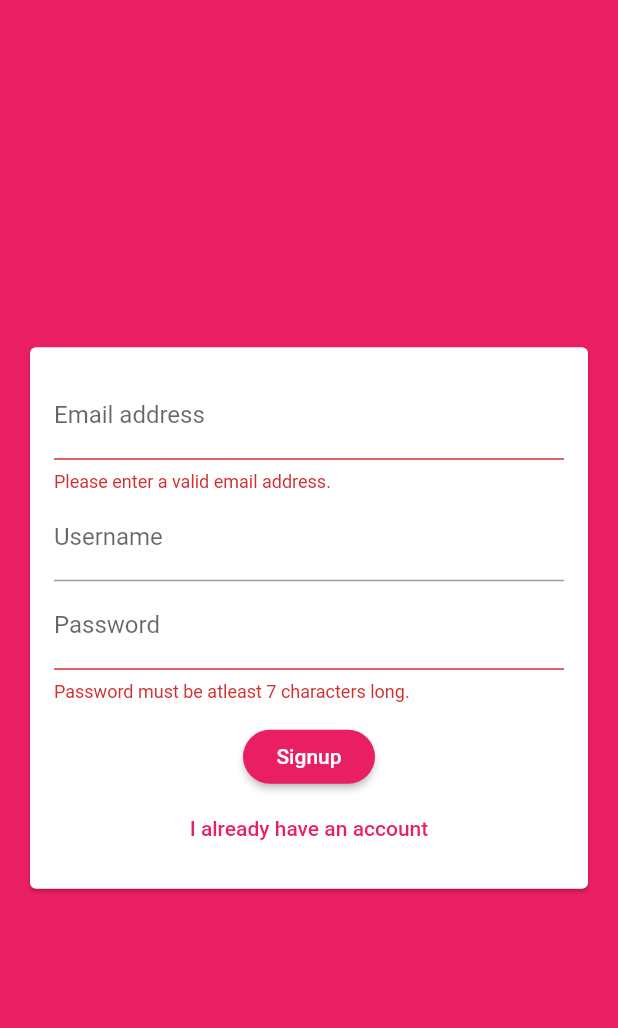
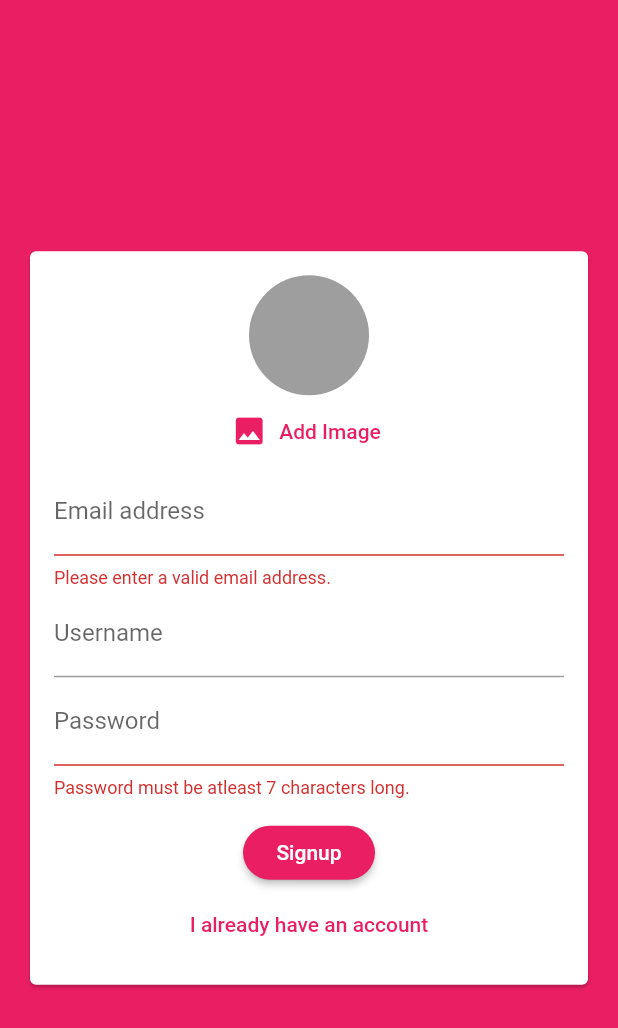
Before and after one commit to ayush987goyal/chat-app-fl, a Flutter app: the screen it shows after launch, after a tap on "Login", after a tap on "Create new account", on a phone screen of 412 x 824 dp. Shown: the top 1028 px of the screen. Run offline on Flutter 3.47's test engine with Material 2 defaults, Android fonts, the phone set to English and light mode, and no system bars; our stand-ins replace cloud_firestore, firebase_auth, image_picker; accounts and stored records are empty.

Commit message:
Add user image picker

```diff
--- a/lib/widgets/auth/auth_form.dart
+++ b/lib/widgets/auth/auth_form.dart
@@ -1,4 +1,5 @@
 import 'package:flutter/material.dart';
+import 'package:chat_app/widgets/pickers/user_image_picker.dart';
 
 class AuthForm extends StatefulWidget {
   AuthForm(
@@ -55,6 +56,7 @@ class _AuthFormState extends State<AuthForm> {
                 child: Column(
                   mainAxisSize: MainAxisSize.min,
                   children: <Widget>[
+                    if (!_isLogin) UserImagePicker(),
                     TextFormField(
                       key: ValueKey('email'),
                       keyboardType: TextInputType.emailAddress,
--- /dev/null
+++ b/lib/widgets/pickers/user_image_picker.dart
@@ -0,0 +1,41 @@
+import 'dart:io';
+
+import 'package:flutter/material.dart';
+import 'package:image_picker/image_picker.dart';
+
+class UserImagePicker extends StatefulWidget {
+  @override
+  _UserImagePickerState createState() => _UserImagePickerState();
+}
+
+class _UserImagePickerState extends State<UserImagePicker> {
+  File _pickedImage;
+
+  void _pickImage() async {
+    final pickedImageFile =
+        await ImagePicker.pickImage(source: ImageSource.camera);
+    setState(() {
+      _pickedImage = pickedImageFile;
+    });
+  }
+
+  @override
+  Widget build(BuildContext context) {
+    return Column(
+      children: <Widget>[
+        CircleAvatar(
+          radius: 40,
+          backgroundColor: Colors.grey,
+          backgroundImage:
+              _pickedImage != null ? FileImage(_pickedImage) : null,
+        ),
+        FlatButton.icon(
+          textColor: Theme.of(context).primaryColor,
+          icon: Icon(Icons.image),
+          label: Text('Add Image'),
+          onPressed: _pickImage,
+        ),
+      ],
+    );
+  }
+}
--- a/pubspec.yaml
+++ b/pubspec.yaml
@@ -14,7 +14,7 @@ description: A new Flutter project.
 version: 1.0.0+1
 
 environment:
-  sdk: '>=2.2.2 <3.0.0'
+  sdk: ">=2.2.2 <3.0.0"
 
 dependencies:
   flutter:
@@ -25,6 +25,8 @@ dependencies:
   cupertino_icons: ^0.1.2
   cloud_firestore: ^0.13.5
   firebase_auth: ^0.16.0
+  image_picker: ^0.6.6+1
+  firebase_storage: ^3.1.5
 
 dev_dependencies:
   flutter_test:
```
Also changed, not shown: pubspec.lock.
